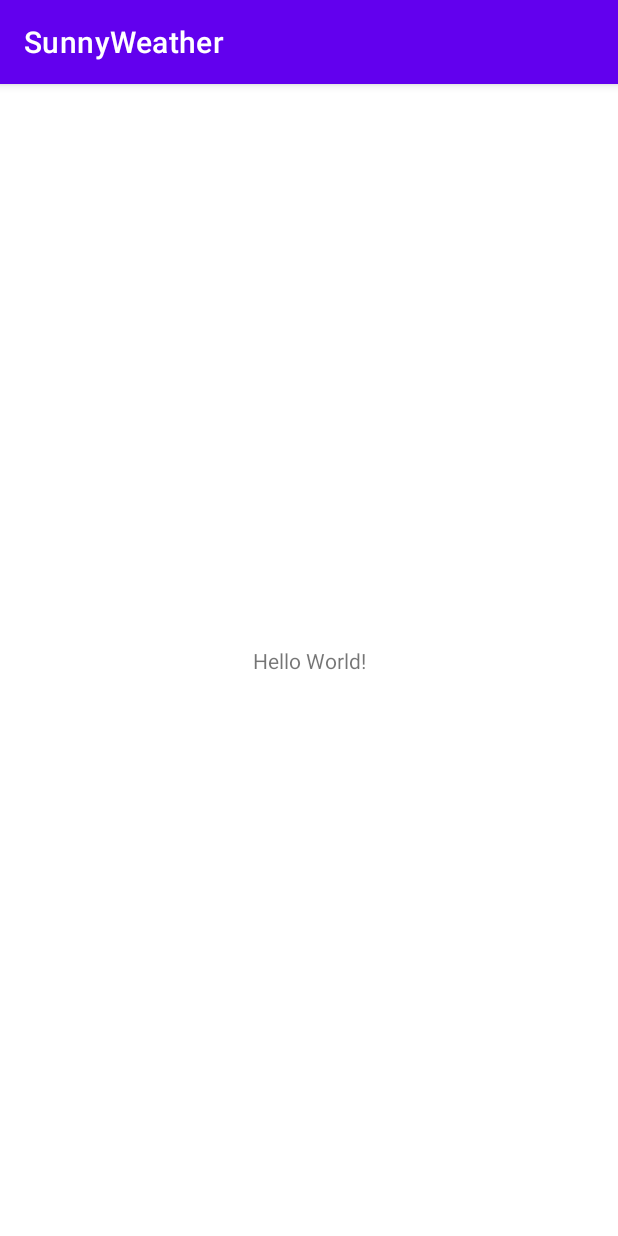
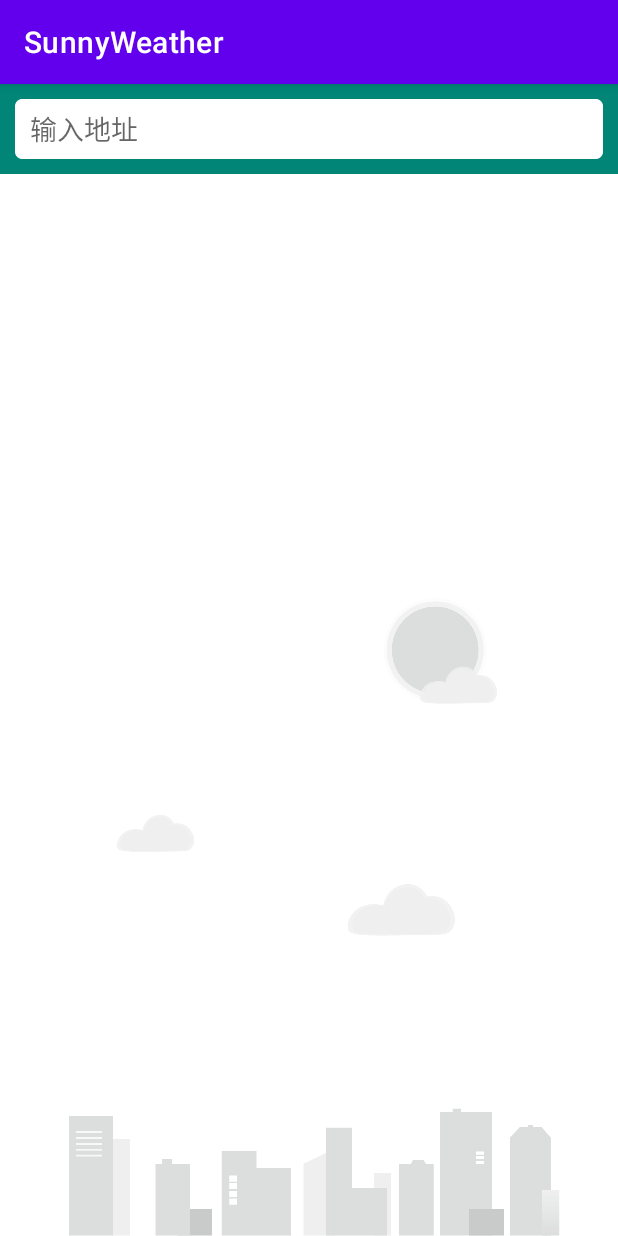
Before and after one commit to zmy231/SunnyWeather, an Android app: the screen it shows after launch (MainActivity), on a phone screen of 412 x 824 dp. Run offline under Robolectric (Android 15) with nearby library versions, the phone set to English and light mode, and no system bars; 1 statement that could not run was skipped.

Commit message:
实现搜索全球城市数据功能

```diff
--- a/app/build.gradle
+++ b/app/build.gradle
@@ -1,6 +1,7 @@
 plugins {
     id 'com.android.application'
     id 'org.jetbrains.kotlin.android'
+    id 'kotlin-android-extensions'
 }
 
 android {
--- a/app/src/main/AndroidManifest.xml
+++ b/app/src/main/AndroidManifest.xml
@@ -2,6 +2,9 @@
 <manifest xmlns:android="http://schemas.android.com/apk/res/android"
     xmlns:tools="http://schemas.android.com/tools"
     package="com.sunnyweather.android">
+
+    <!-- 添加访问网络的权限 -->
+    <uses-permission android:name="android.permission.INTERNET" />
 
     <application
         android:name=".SunnyWeatherApplication"
--- /dev/null
+++ b/app/src/main/java/com/sunnyweather/android/ui/place/PlaceFragment.kt
@@ -0,0 +1,100 @@
+package com.sunnyweather.android.ui.place
+
+import android.os.Bundle
+import android.view.LayoutInflater
+import android.view.View
+import android.view.ViewGroup
+import android.widget.Toast
+import androidx.core.widget.addTextChangedListener
+import androidx.fragment.app.Fragment
+import androidx.lifecycle.Observer
+import androidx.lifecycle.ViewModelProvider
+import androidx.recyclerview.widget.LinearLayoutManager
+import com.sunnyweather.android.R
+import kotlinx.android.synthetic.main.fragment_place.*
+
+class PlaceFragment : Fragment() {
+
+    /**
+     * 使用了 lazy 函数这种懒加载技术来获取 PlaceViewModel 的实例
+     * 允许我们在整个类中随时使用 viewModel 这个变量，而完全不用关心它何时初始化、是否为空等前提条件
+     * */
+    val viewModel by lazy {
+        ViewModelProvider(this).get(PlaceViewModel::class.java)
+    }
+
+    private lateinit var adapter: PlaceAdapter
+
+    /**
+     * 在 onCreateView() 方法中加载了前面编写的 fragment_place 布局
+     * */
+    override fun onCreateView(
+        inflater: LayoutInflater,
+        container: ViewGroup?,
+        savedInstanceState: Bundle?
+    ): View? {
+        return inflater.inflate(R.layout.fragment_place, container, false)
+    }
+
+    /**
+     * onActivityCreated()方法
+     * 先给 RecyclerView 设置了 LayoutManager 和适配器，并使用 PlaceViewModel 中的 placeList 集合作为数据源
+     * 调用了 EditText 的 addTextChangedListener() 方法来监听搜索框内容的变化情况
+     * 每当搜索框中的内容发生了变化，我们就获取新的内容，然后传递给 PlaceViewModel 的 searchPlaces() 方法，这样就可以发起搜索城市数据的网络请求了
+     * 当输入搜索框中的内容为空时，就将 RecyclerView 隐藏起来，同时将背景图显示出来
+     *
+     * 解决了搜索城市数据请求的发起，还要能获取到服务器响应的数据才行，需要借助 LiveData 来完成了
+     * 对 PlaceViewModel 中的 placeLiveData 对象进行观察，当有任何数据变化时，就会回调到传入的 Observer 接口实现中
+     * 然后对回调的数据进行判断：如果数据不为空，那么就将这些数据添加到 PlaceViewModel 的 placeList 集合中，并通知 PlaceAdapter 刷新界面
+     * 如果数据为空，则说明发生了异常，此时弹出一个 Toast 提示，并将具体的异常原因打印出来
+     * */
+    override fun onViewCreated(view: View, savedInstanceState: Bundle?) {
+        super.onViewCreated(view, savedInstanceState)
+
+        // 给 RecyclerView 设置了 LayoutManager 和适配器，并使用 PlaceViewModel 中的 placeList 集合作为数据源
+        val layoutManager = LinearLayoutManager(activity)
+        recyclerView.layoutManager = layoutManager
+        adapter = PlaceAdapter(this, viewModel.placeList)
+        recyclerView.adapter = adapter
+
+        // 调用了 EditText 的 addTextChangedListener() 方法来监听搜索框内容的变化情况
+        searchPlaceEdit.addTextChangedListener { editable ->
+            val content = editable.toString()
+
+            // 当搜索框中的内容发生了变化，获取新的内容，传递给 PlaceViewModel 的 searchPlaces() 方法，发起搜索城市数据的网络请求
+            if (content.isNotEmpty()) {
+                viewModel.searchPlaces(content)
+            }
+
+            // 当输入搜索框中的内容为空时，将 RecyclerView 隐藏起来，同时将背景图显示出来
+            else {
+                recyclerView.visibility = View.GONE
+                bgImageView.visibility = View.VISIBLE
+                viewModel.placeList.clear()
+                adapter.notifyDataSetChanged()
+            }
+        }
+
+        // 对 PlaceViewModel 中的 placeLiveData 对象进行观察，当有任何数据变化时，就会回调到传入的 Observer 接口实现中
+        viewModel.placeLiveData.observe(viewLifecycleOwner, Observer{ result ->
+
+            // 对回调的数据进行判断
+            val places = result.getOrNull()
+
+            // 如果数据不为空，将数据添加到 PlaceViewModel 的 placeList 集合中，并通知 PlaceAdapter 刷新界面
+            if (places != null) {
+                recyclerView.visibility = View.VISIBLE
+                bgImageView.visibility = View.GONE
+                viewModel.placeList.clear()
+                viewModel.placeList.addAll(places)
+                adapter.notifyDataSetChanged()
+            }
+
+            // 如果数据为空，弹出一个 Toast 提示，打印具体的异常原因
+            else {
+                Toast.makeText(activity, "未能查询到任何地点", Toast.LENGTH_SHORT).show()
+                result.exceptionOrNull()?.printStackTrace()
+            }
+        })
+    }
+}
--- a/app/src/main/res/layout/activity_main.xml
+++ b/app/src/main/res/layout/activity_main.xml
@@ -1,18 +1,13 @@
 <?xml version="1.0" encoding="utf-8"?>
-<androidx.constraintlayout.widget.ConstraintLayout xmlns:android="http://schemas.android.com/apk/res/android"
-    xmlns:app="http://schemas.android.com/apk/res-auto"
-    xmlns:tools="http://schemas.android.com/tools"
+<FrameLayout
+    xmlns:android="http://schemas.android.com/apk/res/android"
     android:layout_width="match_parent"
-    android:layout_height="match_parent"
-    tools:context=".MainActivity">
+    android:layout_height="match_parent">
 
-    <TextView
-        android:layout_width="wrap_content"
-        android:layout_height="wrap_content"
-        android:text="Hello World!"
-        app:layout_constraintBottom_toBottomOf="parent"
-        app:layout_constraintEnd_toEndOf="parent"
-        app:layout_constraintStart_toStartOf="parent"
-        app:layout_constraintTop_toTopOf="parent" />
+    <fragment
+        android:id="@+id/placeFragment"
+        android:name="com.sunnyweather.android.ui.place.PlaceFragment"
+        android:layout_width="match_parent"
+        android:layout_height="match_parent" />
 
-</androidx.constraintlayout.widget.ConstraintLayout>
+</FrameLayout>
--- a/app/src/main/res/layout/fragment_place.xml
+++ b/app/src/main/res/layout/fragment_place.xml
@@ -1,7 +1,8 @@
 <?xml version="1.0" encoding="utf-8"?>
 <RelativeLayout xmlns:android="http://schemas.android.com/apk/res/android"
     android:layout_width="match_parent"
-    android:layout_height="match_parent">
+    android:layout_height="match_parent"
+    android:background="?android:windowBackground">
 
     <!-- 显示一张背景图 -->
     <ImageView
--- a/app/src/main/res/values/colors.xml
+++ b/app/src/main/res/values/colors.xml
@@ -7,4 +7,8 @@
     <color name="teal_700">#FF018786</color>
     <color name="black">#FF000000</color>
     <color name="white">#FFFFFFFF</color>
+
+    <color name="colorPrimary">#008577</color>
+    <color name="colorPrimaryDark">#00574B</color>
+    <color name="colorAccent">#D81B60</color>
 </resources>
```
Also changed, not shown: app/src/main/java/com/sunnyweather/android/ui/place/PlaceAdapter.kt (added, +55 -0 lines), app/src/main/java/com/sunnyweather/android/ui/place/PlaceViewModel.kt (+9 -9 lines), app/src/main/res/layout/place_item.xml (added, +35 -0 lines), app/src/main/res/values/styles.xml (added, +11 -0 lines).
